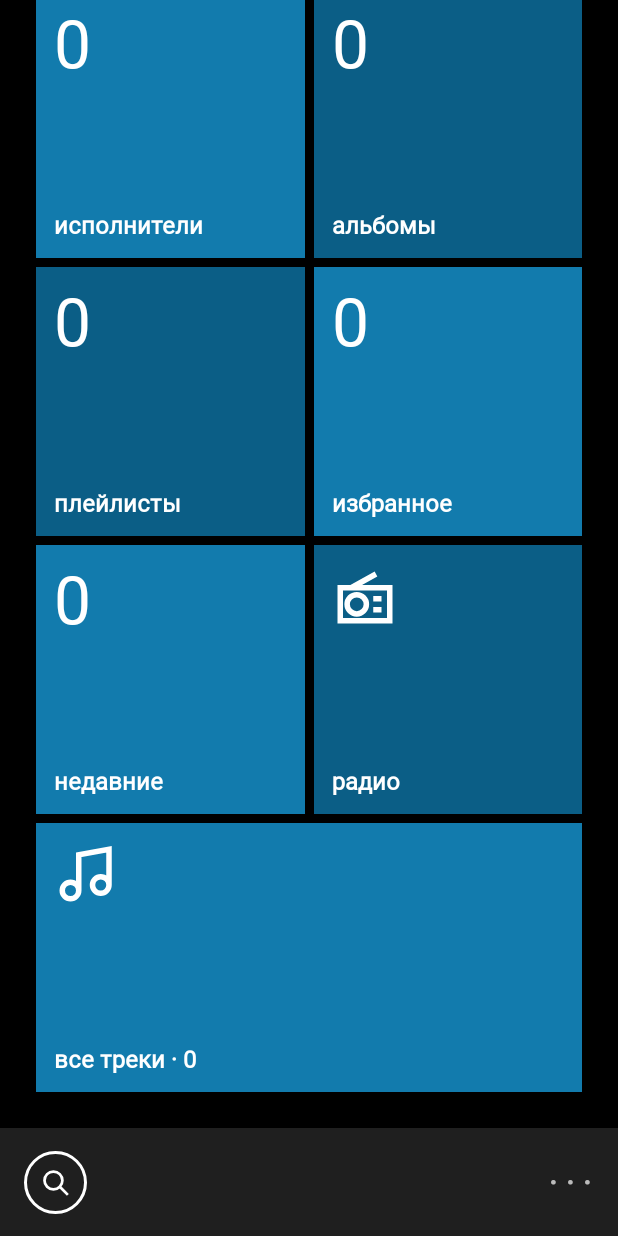
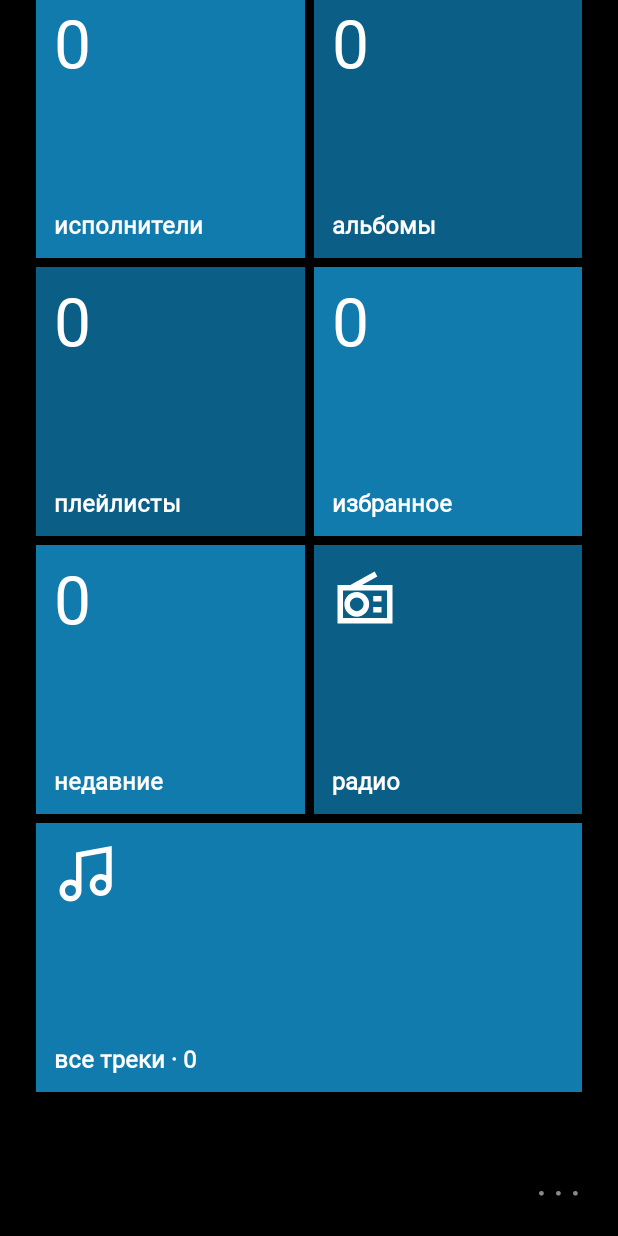
Before and after one commit to c0rel5/MetroPlayer, an Android app built with Jetpack Compose: the screen it shows after launch (MainActivity), scrolled down 380 dp, on a phone screen of 412 x 824 dp. Run offline under Robolectric (Android 15) with nearby library versions, the phone set to English and light mode, and no system bars; pictures from the network do not load; Roboto replaces fonts that are not available here; 5 statements that could not run were skipped.

Commit message:
MetroPlayer 2.1: обновление поверх старой версии, анимации Metro, без ASCII-артов

```diff
--- a/app/src/main/java/com/metroplayer/ui/About.kt
+++ b/app/src/main/java/com/metroplayer/ui/About.kt
@@ -231,9 +231,6 @@ fun AboutScreen(app: MetroApp, push: (Screen) -> Unit) {
             modifier = Modifier.fillMaxWidth(0.7f).align(Alignment.CenterHorizontally)
         )
 
-        // ── аски-арты (тап по арту 2 много раз — пасхалка) ──
-        AboutAsciiArt()
-
         // ── кредиты ──
         MText("КРЕДИТЫ", 12, Modifier.padding(top = 28.dp), FontWeight.SemiBold, c.subtle, spacing = 2f)
 
--- a/app/src/main/java/com/metroplayer/ui/Components.kt
+++ b/app/src/main/java/com/metroplayer/ui/Components.kt
@@ -4,6 +4,8 @@ import android.content.Context
 import android.graphics.BitmapFactory
 import android.os.Build
 import androidx.compose.animation.AnimatedVisibility
+import androidx.compose.animation.core.Animatable
+import androidx.compose.animation.core.FastOutSlowInEasing
 import androidx.compose.animation.core.LinearEasing
 import androidx.compose.animation.core.animateDpAsState
 import androidx.compose.animation.core.animateFloat
@@ -65,6 +67,7 @@ import androidx.compose.ui.geometry.Size
 import androidx.compose.ui.graphics.Color
 import androidx.compose.ui.graphics.ImageBitmap
 import androidx.compose.ui.graphics.StrokeCap
+import androidx.compose.ui.graphics.TransformOrigin
 import androidx.compose.ui.graphics.StrokeJoin
 import androidx.compose.ui.graphics.asImageBitmap
 import androidx.compose.ui.graphics.drawscope.Stroke
@@ -188,6 +191,31 @@ fun Modifier.metroPress(
                 onTap = { click() }
             )
         }
+}
+
+/**
+ * Вход элемента как в Windows Phone: плитка/строка «влетает» справа, поворачиваясь вокруг левого края,
+ * с задержкой по номеру ([index]) — получается каскад. Элементы дальше [maxAnimated] не анимируются,
+ * чтобы длинный список не «дёргался» при прокрутке.
+ */
+@Composable
+fun Modifier.metroEnter(index: Int, stepMs: Int = 45, maxAnimated: Int = 14, tiltDeg: Float = 55f): Modifier {
+    val enabled = index in 0 until maxAnimated
+    val p = remember { Animatable(if (enabled) 0f else 1f) }
+    LaunchedEffect(Unit) {
+        if (enabled) {
+            delay(index * stepMs.toLong())
+            p.animateTo(1f, tween(420, easing = FastOutSlowInEasing))
+        }
+    }
+    return this.graphicsLayer {
+        val v = p.value
+        alpha = (v * 1.6f).coerceAtMost(1f)
+        rotationY = (1f - v) * -tiltDeg
+        translationX = (1f - v) * 48.dp.toPx()
+        transformOrigin = TransformOrigin(0f, 0.5f)
+        cameraDistance = 14f * density
+    }
 }
 
 @Composable
@@ -420,13 +448,15 @@ fun TrackRow(
     highlighted: Boolean,
     onClick: () -> Unit,
     onLongClick: (() -> Unit)? = null,
-    onMore: (() -> Unit)? = null
+    onMore: (() -> Unit)? = null,
+    enterIndex: Int = -1
 ) {
     val c = Metro.colors
     Box(
         Modifier
             .fillMaxWidth()
             .height(68.dp)
+            .metroEnter(enterIndex, stepMs = 30, tiltDeg = 35f)
             .metroPress(pressScale = 0.98f, onLongClick = onLongClick, onClick = onClick)
     ) {
         // акцентный маркер у левого края — «сейчас играет»
@@ -639,25 +669,6 @@ fun MetroBottomBar(
     }
 }
 
-/** Тонкая полоска прогресса над нижней панелью. Своё состояние — перерисовывается только она. */
-@Composable
-private fun MiniProgress(app: MetroApp) {
-    val c = Metro.colors
-    val st = app.player.state
-    var pos by remember { mutableLongStateOf(0L) }
-    LaunchedEffect(st.isPlaying, st.current?.id) {
-        pos = app.player.positionMs()
-        while (st.isPlaying) {
-            delay(500)
-            pos = app.player.positionMs()
-        }
-    }
-    val frac = if (st.durationMs > 0) (pos.toFloat() / st.durationMs).coerceIn(0f, 1f) else 0f
-    Box(Modifier.fillMaxWidth().height(3.dp).background(Color(0xFF3A3A3A))) {
-        Box(Modifier.fillMaxWidth(frac).fillMaxHeight().background(c.accent))
-    }
-}
-
 /**
  * Мини-плеер в нижней панели: обложка, название, исполнитель, пауза/далее и «···».
  * Нажатие на название открывает «сейчас играет». [leftExtra] — дополнительные кнопки слева (поиск, «+»).
@@ -672,7 +683,6 @@ fun MiniPlayerBar(
     val st = app.player.state
     val cur = st.current
     Column(Modifier.fillMaxWidth().skinBar().navigationBarsPadding()) {
-        if (cur != null) MiniProgress(app)
         Row(
             Modifier
                 .fillMaxWidth()
--- a/app/src/main/java/com/metroplayer/ui/JumpList.kt
+++ b/app/src/main/java/com/metroplayer/ui/JumpList.kt
@@ -116,13 +116,14 @@ fun <T> JumpLazyList(
                 verticalArrangement = Arrangement.spacedBy(6.dp)
             ) {
                 MText("перейти к", 14, Modifier.padding(bottom = 6.dp), color = c.subtle)
-                firstPos.entries.toList().chunked(4).forEach { chunk ->
+                firstPos.entries.toList().chunked(4).forEachIndexed { rowNo, chunk ->
                     Row(Modifier.fillMaxWidth(), horizontalArrangement = Arrangement.spacedBy(6.dp)) {
-                        chunk.forEach { (key, pos) ->
+                        chunk.forEachIndexed { colNo, (key, pos) ->
                             Box(
                                 Modifier
                                     .weight(1f)
                                     .height(76.dp)
+                                    .metroEnter(rowNo * 4 + colNo, stepMs = 25, maxAnimated = 40, tiltDeg = 70f)
                                     .metroPress(pressScale = 0.92f) {
                                         open = false
                                         scope.launch { listState.scrollToItem(pos) }
--- a/app/src/main/java/com/metroplayer/ui/Screens.kt
+++ b/app/src/main/java/com/metroplayer/ui/Screens.kt
@@ -89,11 +89,13 @@ private fun Tile(
     h: Dp,
     label: String,
     onClick: () -> Unit,
+    enter: Int = -1,
     top: @Composable () -> Unit
 ) {
     Box(
         Modifier
             .size(w, h)
+            .metroEnter(enter, stepMs = 60)
             .metroPress(tilt = true, onClick = onClick)
             .skinBg(color)
             .padding(12.dp)
@@ -104,15 +106,15 @@ private fun Tile(
 }
 
 @Composable
-private fun CountTile(count: Int, label: String, color: Color, size: Dp, onClick: () -> Unit) {
-    Tile(color, size, size, label, onClick) {
+private fun CountTile(count: Int, label: String, color: Color, size: Dp, enter: Int, onClick: () -> Unit) {
+    Tile(color, size, size, label, onClick, enter) {
         MText("$count", 44, color = Color.White, lh = 1f)
     }
 }
 
 /** «Живая» плитка: каждые 5 секунд переворачивается между названием и обложкой. */
 @Composable
-private fun LiveTile(app: MetroApp, w: Dp, h: Dp, onClick: () -> Unit) {
+private fun LiveTile(app: MetroApp, w: Dp, h: Dp, enter: Int, onClick: () -> Unit) {
     val st = app.player.state
     val cur = st.current
     val tileColor = Metro.colors.accent
@@ -130,6 +132,7 @@ private fun LiveTile(app: MetroApp, w: Dp, h: Dp, onClick: () -> Unit) {
     Box(
         Modifier
             .size(w, h)
+            .metroEnter(enter, stepMs = 60)
             .metroPress(tilt = true, onClick = onClick)
             .skinBg(tileColor)
             .clipToBounds()
@@ -198,8 +201,7 @@ fun HomeScreen(app: MetroApp, push: (Screen) -> Unit) {
     )
 
     Box(Modifier.fillMaxSize()) {
-        Column(Modifier.fillMaxSize()) {
-            BoxWithConstraints(Modifier.weight(1f).fillMaxWidth()) {
+        BoxWithConstraints(Modifier.fillMaxSize()) {
             val tile = (maxWidth - 48.dp - 6.dp) / 2
             val wide = tile * 2 + 6.dp
             Column(
@@ -219,37 +221,32 @@ fun HomeScreen(app: MetroApp, push: (Screen) -> Unit) {
                     )
                 }
                 Column(verticalArrangement = Arrangement.spacedBy(6.dp)) {
-                        LiveTile(app, wide, tile) { push(Screen.NowPlaying) }
+                    LiveTile(app, wide, tile, 0) { push(Screen.NowPlaying) }
                     Row(horizontalArrangement = Arrangement.spacedBy(6.dp)) {
-                            CountTile(repo.artists.size, "исполнители", shade1, tile) { push(Screen.Artists) }
-                            CountTile(repo.albums.size, "альбомы", shade2, tile) { push(Screen.Albums) }
+                        CountTile(repo.artists.size, "исполнители", shade1, tile, 1) { push(Screen.Artists) }
+                        CountTile(repo.albums.size, "альбомы", shade2, tile, 2) { push(Screen.Albums) }
                     }
                     Row(horizontalArrangement = Arrangement.spacedBy(6.dp)) {
-                            CountTile(store.playlists.size, "плейлисты", shade2, tile) { push(Screen.Playlists) }
-                            CountTile(store.favorites.size, "избранное", shade1, tile) { push(Screen.Favorites) }
+                        CountTile(store.playlists.size, "плейлисты", shade2, tile, 3) { push(Screen.Playlists) }
+                        CountTile(store.favorites.size, "избранное", shade1, tile, 4) { push(Screen.Favorites) }
                     }
                     Row(horizontalArrangement = Arrangement.spacedBy(6.dp)) {
-                            CountTile(store.history.size, "недавние", shade1, tile) { push(Screen.Recent) }
-                            Tile(shade2, tile, tile, "радио", { radio() }) {
+                        CountTile(store.history.size, "недавние", shade1, tile, 5) { push(Screen.Recent) }
+                        Tile(shade2, tile, tile, "радио", { radio() }, 6) {
                             MetroIcon(Ic.RADIO, 44.dp, Color.White)
                         }
                     }
-                        Tile(shade1, wide, tile, "все треки · ${repo.tracks.size}", { push(Screen.AllTracks) }) {
+                    Tile(shade1, wide, tile, "все треки · ${repo.tracks.size}", { push(Screen.AllTracks) }, 7) {
                         MetroIcon(Ic.NOTE, 44.dp, Color.White)
                     }
                 }
-                    Spacer(Modifier.height(24.dp))
+                Spacer(Modifier.height(96.dp))
             }
         }
-            MiniPlayerBar(
-                app,
-                onOpen = { push(Screen.NowPlaying) },
-                onMore = { menu = true },
-                leftExtra = {
-                    MetroCircleButton(42.dp, Ic.SEARCH, 22.dp, Color.White, "поиск") { push(Screen.Search) }
-                }
+        Ellipsis(
+            c.subtle, { menu = true },
+            Modifier.align(Alignment.BottomEnd).navigationBarsPadding().padding(end = 16.dp, bottom = 8.dp)
         )
-        }
         MetroMenu(menu, items) { menu = false }
     }
 }
@@ -295,8 +292,8 @@ fun ArtistsScreen(app: MetroApp, push: (Screen) -> Unit) {
         if (artists.isEmpty()) {
             EmptyHint("музыка не найдена")
         } else {
-            JumpLazyList(artists, { it.name }) { _, a ->
-                TrackRow(a.name, plural(a.count, "трек", "трека", "треков"), false, { push(Screen.ArtistTracks(a.name)) })
+            JumpLazyList(artists, { it.name }) { i, a ->
+                TrackRow(a.name, plural(a.count, "трек", "трека", "треков"), false, { push(Screen.ArtistTracks(a.name)) }, enterIndex = i)
             }
         }
     }
@@ -309,12 +306,13 @@ fun AlbumsScreen(app: MetroApp, push: (Screen) -> Unit) {
         if (albums.isEmpty()) {
             EmptyHint("музыка не найдена")
         } else {
-            JumpLazyList(albums, { it.name }) { _, a ->
+            JumpLazyList(albums, { it.name }) { i, a ->
                 TrackRow(
                     a.name,
                     "${a.artist} · ${plural(a.count, "трек", "трека", "треков")}",
                     false,
-                    { push(Screen.AlbumTracks(a.id)) }
+                    { push(Screen.AlbumTracks(a.id)) },
+                    enterIndex = i
                 )
             }
         }
@@ -333,8 +331,8 @@ fun PlaylistsScreen(app: MetroApp, push: (Screen) -> Unit, onNewPlaylist: () ->
             EmptyHint("нажмите «+», чтобы создать плейлист")
         } else {
             LazyColumn(Modifier.fillMaxSize()) {
-                itemsIndexed(playlists) { _, p ->
-                    TrackRow(p.name, plural(p.trackIds.size, "трек", "трека", "треков"), false, { push(Screen.PlaylistTracks(p.id)) })
+                itemsIndexed(playlists) { i, p ->
+                    TrackRow(p.name, plural(p.trackIds.size, "трек", "трека", "треков"), false, { push(Screen.PlaylistTracks(p.id)) }, enterIndex = i)
                 }
             }
         }
@@ -504,7 +502,8 @@ fun TrackListScreen(
             onMore = {
                 selected = t
                 trackMenu = true
-            }
+            },
+            enterIndex = i
         )
     }
 
```
Also changed, not shown: app/build.gradle.kts (+19 -3 lines), app/src/main/java/com/metroplayer/ui/AsciiArt.kt (deleted, +0 -171 lines), app/src/main/java/com/metroplayer/ui/NowPlaying.kt (+28 -7 lines), 3 other files. Lines whose indentation alone changed are shown as unchanged.
